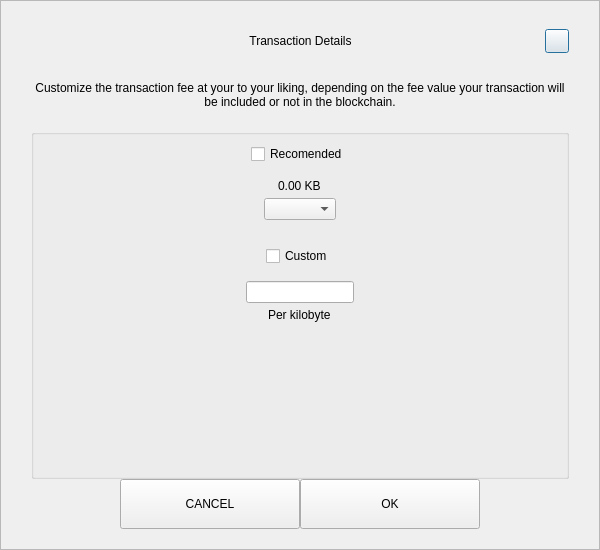
This is src/qt/voltpotcoin/forms/sendcustomfeedialog.ui in ekkakon/vpcpos as Qt 5 draws it before an edit. The edited form follows.
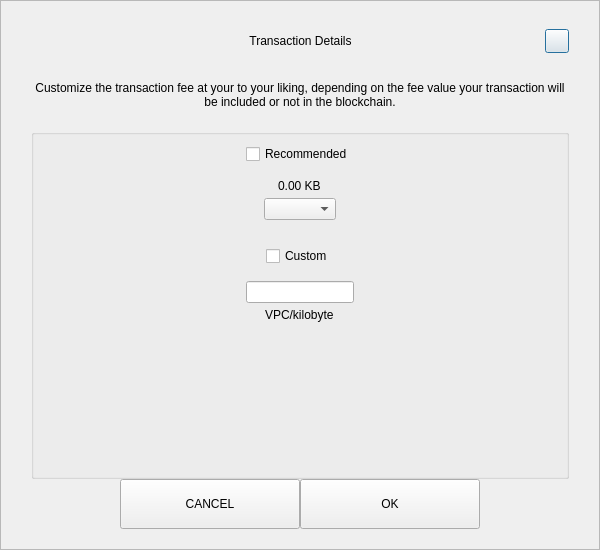
This is the edited form.

Patch:
```diff
--- a/src/qt/voltpotcoin/forms/sendcustomfeedialog.ui
+++ b/src/qt/voltpotcoin/forms/sendcustomfeedialog.ui
@@ -201,7 +201,7 @@
            <item alignment="Qt::AlignHCenter">
             <widget class="QCheckBox" name="checkBoxRecommended">
              <property name="text">
-              <string>Recomended</string>
+              <string>Recommended</string>
              </property>
             </widget>
            </item>
@@ -283,7 +283,7 @@
            <item alignment="Qt::AlignHCenter">
             <widget class="QLabel" name="labelCustomFee">
              <property name="text">
-              <string>Per kilobyte</string>
+              <string>VPC/kilobyte</string>
              </property>
             </widget>
            </item>
```
